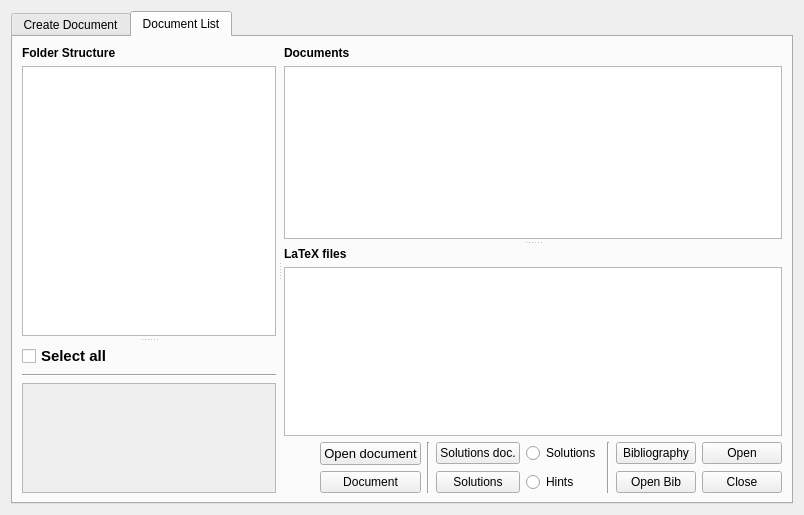
Qt form datatex/notesdocuments.ui (CSMathematics/DataTex) before a commit.
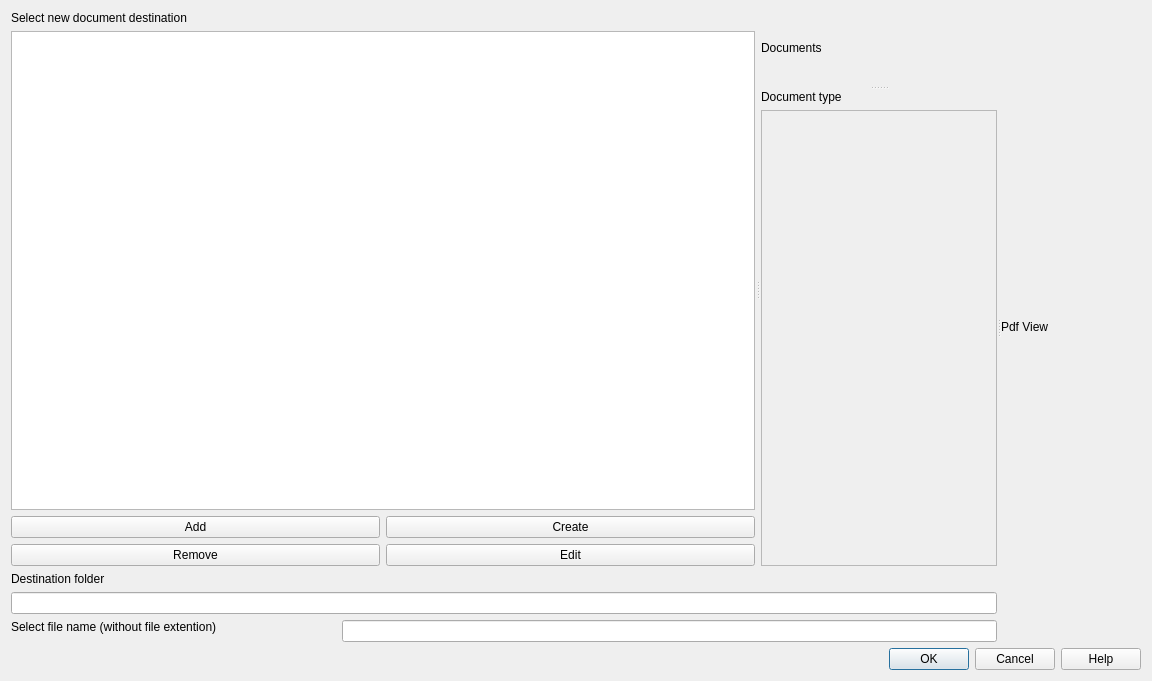
The same form after that commit. Icons and pictures are not drawn. Custom widgets are drawn as their Qt base class.

What changed in the file:
```diff
--- a/datatex/notesdocuments.ui
+++ b/datatex/notesdocuments.ui
@@ -6,8 +6,8 @@
    <rect>
     <x>0</x>
     <y>0</y>
-    <width>804</width>
-    <height>515</height>
+    <width>1152</width>
+    <height>681</height>
    </rect>
   </property>
   <property name="windowTitle">
@@ -17,103 +17,37 @@
    <iconset>
     <normaloff>:/images/pdf.png</normaloff>:/images/pdf.png</iconset>
   </property>
-  <layout class="QGridLayout" name="gridLayout_7">
+  <layout class="QGridLayout" name="gridLayout">
    <item row="0" column="0">
-    <widget class="QTabWidget" name="tabWidget">
-     <property name="currentIndex">
-      <number>1</number>
+    <widget class="QSplitter" name="splitter_3">
+     <property name="orientation">
+      <enum>Qt::Horizontal</enum>
      </property>
-     <widget class="QWidget" name="tab_2">
-      <attribute name="title">
-       <string>Create Document</string>
-      </attribute>
-      <layout class="QGridLayout" name="gridLayout_6">
-       <item row="0" column="0">
-        <layout class="QGridLayout" name="gridLayout_5">
-         <item row="0" column="0">
-          <layout class="QGridLayout" name="gridLayout_3">
-           <property name="verticalSpacing">
-            <number>2</number>
-           </property>
-           <item row="1" column="4" colspan="2">
-            <widget class="QTableWidget" name="SubsubFolderTable"/>
-           </item>
-           <item row="3" column="5">
-            <widget class="QPushButton" name="CreateSubsubButton">
-             <property name="text">
-              <string>Create</string>
-             </property>
-             <property name="icon">
-              <iconset resource="../images.qrc">
-               <normaloff>:/images/folder-new-2.svg</normaloff>:/images/folder-new-2.svg</iconset>
-             </property>
-            </widget>
-           </item>
-           <item row="3" column="2">
-            <widget class="QPushButton" name="AddSubButton">
-             <property name="text">
-              <string>Add</string>
-             </property>
-             <property name="icon">
-              <iconset resource="../images.qrc">
-               <normaloff>:/images/document-open-data.svg</normaloff>:/images/document-open-data.svg</iconset>
-             </property>
-            </widget>
-           </item>
-           <item row="0" column="0" colspan="2">
+     <widget class="QWidget" name="layoutWidget">
+      <layout class="QVBoxLayout" name="verticalLayout_7">
+       <item>
+        <widget class="QSplitter" name="splitter_2">
+         <property name="orientation">
+          <enum>Qt::Horizontal</enum>
+         </property>
+         <property name="handleWidth">
+          <number>6</number>
+         </property>
+         <widget class="QWidget" name="layoutWidget">
+          <layout class="QVBoxLayout" name="verticalLayout_3">
+           <item>
             <widget class="QLabel" name="label_2">
-             <property name="font">
-              <font>
-               <weight>75</weight>
-               <bold>true</bold>
-              </font>
-             </property>
              <property name="text">
-              <string>Basic folders</string>
+              <string>Select new document destination</string>
              </property>
             </widget>
            </item>
-           <item row="2" column="4" colspan="2">
-            <widget class="QCheckBox" name="SubsubCheck">
-             <property name="text">
-              <string>Add 3rd level</string>
-             </property>
-            </widget>
+           <item>
+            <widget class="QTreeView" name="FoldersStructureView"/>
            </item>
-           <item row="4" column="2">
-            <widget class="QPushButton" name="RemSubButton">
-             <property name="text">
-              <string>Remove</string>
-             </property>
-             <property name="icon">
-              <iconset resource="../images.qrc">
-               <normaloff>:/images/list-remove.svg</normaloff>:/images/list-remove.svg</iconset>
-             </property>
-            </widget>
-           </item>
-           <item row="4" column="3">
-            <widget class="QPushButton" name="EditSubButton">
-             <property name="text">
-              <string>Edit</string>
-             </property>
-             <property name="icon">
-              <iconset resource="../images.qrc">
-               <normaloff>:/images/document-edit.svg</normaloff>:/images/document-edit.svg</iconset>
-             </property>
-            </widget>
-           </item>
-           <item row="3" column="0">
-            <widget class="QPushButton" name="AddBasicButton">
-             <property name="text">
-              <string>Add</string>
-             </property>
-             <property name="icon">
-              <iconset resource="../images.qrc">
-               <normaloff>:/images/document-open-data.svg</normaloff>:/images/document-open-data.svg</iconset>
-             </property>
-            </widget>
-           </item>
-           <item row="4" column="0">
+           <item>
+            <layout class="QGridLayout" name="gridLayout_3">
+             <item row="1" column="0">
             <widget class="QPushButton" name="RemBasicButton">
              <property name="text">
               <string>Remove</string>
@@ -124,83 +58,7 @@
              </property>
             </widget>
            </item>
-           <item row="0" column="2" colspan="2">
-            <widget class="QLabel" name="label_3">
-             <property name="font">
-              <font>
-               <weight>75</weight>
-               <bold>true</bold>
-              </font>
-             </property>
-             <property name="text">
-              <string>Subfolders</string>
-             </property>
-            </widget>
-           </item>
-           <item row="0" column="4" colspan="2">
-            <widget class="QLabel" name="label_4">
-             <property name="font">
-              <font>
-               <weight>75</weight>
-               <bold>true</bold>
-              </font>
-             </property>
-             <property name="text">
-              <string>Subsubfolders</string>
-             </property>
-            </widget>
-           </item>
-           <item row="1" column="2" rowspan="2" colspan="2">
-            <widget class="QTableWidget" name="SubFolderTable"/>
-           </item>
-           <item row="4" column="4">
-            <widget class="QPushButton" name="RemSubsubButton">
-             <property name="text">
-              <string>Remove</string>
-             </property>
-             <property name="icon">
-              <iconset resource="../images.qrc">
-               <normaloff>:/images/list-remove.svg</normaloff>:/images/list-remove.svg</iconset>
-             </property>
-            </widget>
-           </item>
-           <item row="4" column="1">
-            <widget class="QPushButton" name="EditBasicButton">
-             <property name="text">
-              <string>Edit</string>
-             </property>
-             <property name="icon">
-              <iconset resource="../images.qrc">
-               <normaloff>:/images/document-edit.svg</normaloff>:/images/document-edit.svg</iconset>
-             </property>
-            </widget>
-           </item>
-           <item row="1" column="0" rowspan="2" colspan="2">
-            <widget class="QTableWidget" name="BasicFoldersTable"/>
-           </item>
-           <item row="3" column="4">
-            <widget class="QPushButton" name="AddSubsubButton">
-             <property name="text">
-              <string>Add</string>
-             </property>
-             <property name="icon">
-              <iconset resource="../images.qrc">
-               <normaloff>:/images/document-open-data.svg</normaloff>:/images/document-open-data.svg</iconset>
-             </property>
-            </widget>
-           </item>
-           <item row="4" column="5">
-            <widget class="QPushButton" name="EditSubsubButton">
-             <property name="text">
-              <string>Edit</string>
-             </property>
-             <property name="icon">
-              <iconset resource="../images.qrc">
-               <normaloff>:/images/document-edit.svg</normaloff>:/images/document-edit.svg</iconset>
-             </property>
-            </widget>
-           </item>
-           <item row="3" column="1">
+             <item row="0" column="1">
             <widget class="QPushButton" name="CreateBasicButton">
              <property name="text">
               <string>Create</string>
@@ -211,32 +69,66 @@
              </property>
             </widget>
            </item>
-           <item row="3" column="3">
-            <widget class="QPushButton" name="CreateSubButton">
+             <item row="1" column="1">
+              <widget class="QPushButton" name="EditBasicButton">
              <property name="text">
-              <string>Create</string>
+                <string>Edit</string>
              </property>
              <property name="icon">
               <iconset resource="../images.qrc">
-               <normaloff>:/images/folder-new-2.svg</normaloff>:/images/folder-new-2.svg</iconset>
+                 <normaloff>:/images/document-edit.svg</normaloff>:/images/document-edit.svg</iconset>
              </property>
             </widget>
            </item>
-          </layout>
-         </item>
-         <item row="1" column="0">
-          <layout class="QGridLayout" name="gridLayout_4">
-           <property name="verticalSpacing">
+             <item row="0" column="0">
+              <widget class="QPushButton" name="AddBasicButton">
+               <property name="text">
+                <string>Add</string>
+               </property>
+               <property name="icon">
+                <iconset resource="../images.qrc">
+                 <normaloff>:/images/document-open-data.svg</normaloff>:/images/document-open-data.svg</iconset>
+               </property>
+              </widget>
+             </item>
+            </layout>
+           </item>
+          </layout>
+         </widget>
+         <widget class="QSplitter" name="splitter">
+          <property name="orientation">
+           <enum>Qt::Vertical</enum>
+          </property>
+          <property name="handleWidth">
             <number>5</number>
            </property>
-           <item row="0" column="0" colspan="4">
-            <widget class="Line" name="line_4">
-             <property name="orientation">
-              <enum>Qt::Horizontal</enum>
+          <widget class="QWidget" name="layoutWidget_2">
+           <layout class="QVBoxLayout" name="verticalLayout_4">
+            <item>
+             <widget class="QLabel" name="label_3">
+              <property name="text">
+               <string>Documents</string>
              </property>
             </widget>
            </item>
-           <item row="4" column="0" rowspan="3">
+           </layout>
+          </widget>
+          <widget class="QWidget" name="layoutWidget_3">
+           <layout class="QVBoxLayout" name="verticalLayout">
+            <item>
+             <widget class="QLabel" name="label_8">
+              <property name="sizePolicy">
+               <sizepolicy hsizetype="Preferred" vsizetype="Fixed">
+                <horstretch>0</horstretch>
+                <verstretch>0</verstretch>
+               </sizepolicy>
+              </property>
+              <property name="text">
+               <string>Document type</string>
+              </property>
+             </widget>
+            </item>
+            <item>
             <widget class="QScrollArea" name="scrollArea">
              <property name="widgetResizable">
               <bool>true</bool>
@@ -246,13 +138,13 @@
                <rect>
                 <x>0</x>
                 <y>0</y>
-                <width>231</width>
-                <height>90</height>
-               </rect>
-              </property>
-              <layout class="QVBoxLayout" name="verticalLayout">
+                 <width>259</width>
+                 <height>230</height>
+                </rect>
+               </property>
+               <layout class="QVBoxLayout" name="verticalLayout_2">
                <item>
-                <layout class="QGridLayout" name="gridLayout">
+                 <layout class="QGridLayout" name="gridLayout_4">
                  <property name="spacing">
                   <number>4</number>
                  </property>
@@ -262,90 +154,27 @@
              </widget>
             </widget>
            </item>
-           <item row="6" column="2">
-            <widget class="QLineEdit" name="NameLine"/>
-           </item>
-           <item row="6" column="3">
-            <widget class="QDialogButtonBox" name="OkbuttonBoxFolders">
-             <property name="standardButtons">
-              <set>QDialogButtonBox::Cancel|QDialogButtonBox::Help|QDialogButtonBox::Ok</set>
-             </property>
-            </widget>
-           </item>
-           <item row="5" column="2" colspan="2">
-            <widget class="QLabel" name="Label2">
-             <property name="font">
-              <font>
-               <weight>50</weight>
-               <bold>false</bold>
-              </font>
-             </property>
-             <property name="text">
-              <string>Select file name (without file extention)</string>
-             </property>
-             <property name="alignment">
-              <set>Qt::AlignLeading|Qt::AlignLeft|Qt::AlignTop</set>
-             </property>
-             <property name="wordWrap">
-              <bool>true</bool>
-             </property>
-            </widget>
-           </item>
-           <item row="4" column="2" colspan="2">
-            <widget class="QLineEdit" name="pathline"/>
-           </item>
-           <item row="1" column="0" colspan="4">
-            <layout class="QHBoxLayout" name="horizontalLayout">
-             <item>
-              <widget class="QCheckBox" name="CreatePdfCheckbox">
-               <property name="text">
-                <string>Create Document</string>
-               </property>
+           </layout>
+          </widget>
+         </widget>
               </widget>
              </item>
              <item>
-              <widget class="QCheckBox" name="InsertFilesCheckBox">
-               <property name="text">
+        <layout class="QGridLayout" name="gridLayout_2">
+         <item row="0" column="2">
+          <widget class="Switch" name="InsertFilesCheckBox" native="true">
+           <property name="text" stdset="0">
                 <string>Insert files to the new document</string>
                </property>
               </widget>
              </item>
-             <item>
-              <spacer name="horizontalSpacer">
-               <property name="orientation">
-                <enum>Qt::Horizontal</enum>
-               </property>
-               <property name="sizeHint" stdset="0">
-                <size>
-                 <width>40</width>
-                 <height>20</height>
-                </size>
-               </property>
-              </spacer>
-             </item>
-            </layout>
-           </item>
-           <item row="2" column="0" colspan="4">
-            <widget class="Line" name="line_3">
-             <property name="orientation">
-              <enum>Qt::Horizontal</enum>
-             </property>
-            </widget>
-           </item>
-           <item row="4" column="1" rowspan="3">
-            <widget class="Line" name="line_5">
-             <property name="orientation">
-              <enum>Qt::Vertical</enum>
-             </property>
-            </widget>
-           </item>
-           <item row="3" column="2">
+         <item row="0" column="0" colspan="2">
             <widget class="QLabel" name="FolderLabel">
-             <property name="font">
-              <font>
-               <weight>75</weight>
-               <bold>true</bold>
-              </font>
+           <property name="sizePolicy">
+            <sizepolicy hsizetype="Preferred" vsizetype="Fixed">
+             <horstretch>0</horstretch>
+             <verstretch>0</verstretch>
+            </sizepolicy>
              </property>
              <property name="text">
               <string>Destination folder</string>
@@ -358,389 +187,73 @@
              </property>
             </widget>
            </item>
-           <item row="3" column="0">
-            <widget class="QLabel" name="label_7">
+         <item row="1" column="0" colspan="3">
+          <widget class="QLineEdit" name="pathline"/>
+         </item>
+         <item row="2" column="0">
+          <widget class="QLabel" name="Label2">
+           <property name="sizePolicy">
+            <sizepolicy hsizetype="Preferred" vsizetype="Fixed">
+             <horstretch>0</horstretch>
+             <verstretch>0</verstretch>
+            </sizepolicy>
+           </property>
              <property name="font">
               <font>
-               <weight>75</weight>
-               <bold>true</bold>
+             <weight>50</weight>
+             <bold>false</bold>
               </font>
              </property>
              <property name="text">
-              <string>Document type</string>
-             </property>
-            </widget>
-           </item>
-          </layout>
+            <string>Select file name (without file extention)</string>
+           </property>
+           <property name="alignment">
+            <set>Qt::AlignLeading|Qt::AlignLeft|Qt::AlignTop</set>
+           </property>
+           <property name="wordWrap">
+            <bool>true</bool>
+           </property>
+          </widget>
+         </item>
+         <item row="2" column="1" colspan="2">
+          <widget class="QLineEdit" name="NameLine"/>
          </item>
         </layout>
        </item>
       </layout>
      </widget>
-     <widget class="QWidget" name="tab">
-      <attribute name="title">
-       <string>Document List</string>
-      </attribute>
-      <layout class="QGridLayout" name="gridLayout_17">
-       <item row="0" column="0">
-        <widget class="QSplitter" name="splitter_3">
-         <property name="orientation">
-          <enum>Qt::Horizontal</enum>
-         </property>
-         <property name="handleWidth">
-          <number>8</number>
-         </property>
-         <widget class="QWidget" name="gridLayoutWidget">
-          <layout class="QGridLayout" name="gridLayout_12">
-           <item row="0" column="0">
-            <widget class="QSplitter" name="splitter_2">
-             <property name="orientation">
-              <enum>Qt::Vertical</enum>
-             </property>
-             <property name="handleWidth">
-              <number>8</number>
-             </property>
              <widget class="QWidget" name="layoutWidget">
-              <layout class="QGridLayout" name="gridLayout_11">
-               <item row="1" column="0">
-                <widget class="QListWidget" name="FolderStructure">
-                 <property name="sizePolicy">
-                  <sizepolicy hsizetype="Preferred" vsizetype="Expanding">
-                   <horstretch>0</horstretch>
-                   <verstretch>0</verstretch>
-                  </sizepolicy>
-                 </property>
-                </widget>
-               </item>
-               <item row="0" column="0">
+      <layout class="QVBoxLayout" name="verticalLayout_6">
+       <item>
                 <widget class="QLabel" name="label">
-                 <property name="font">
-                  <font>
-                   <weight>75</weight>
-                   <bold>true</bold>
-                  </font>
-                 </property>
                  <property name="text">
-                  <string>Folder Structure</string>
+          <string>Pdf View</string>
                  </property>
                 </widget>
                </item>
-              </layout>
-             </widget>
-             <widget class="QWidget" name="layoutWidget">
-              <layout class="QGridLayout" name="gridLayout_9">
-               <item row="0" column="0">
-                <widget class="QCheckBox" name="CheckEpiloghOlwn">
-                 <property name="font">
-                  <font>
-                   <pointsize>11</pointsize>
-                   <weight>75</weight>
-                   <bold>true</bold>
-                  </font>
-                 </property>
-                 <property name="text">
-                  <string>Select all</string>
-                 </property>
-                </widget>
-               </item>
-               <item row="1" column="0">
-                <widget class="Line" name="line_2">
-                 <property name="orientation">
-                  <enum>Qt::Horizontal</enum>
-                 </property>
-                </widget>
-               </item>
-               <item row="2" column="0">
-                <widget class="QScrollArea" name="scrollArea_2">
-                 <property name="sizePolicy">
-                  <sizepolicy hsizetype="Preferred" vsizetype="Expanding">
-                   <horstretch>0</horstretch>
-                   <verstretch>0</verstretch>
-                  </sizepolicy>
-                 </property>
-                 <property name="widgetResizable">
-                  <bool>true</bool>
-                 </property>
-                 <property name="alignment">
-                  <set>Qt::AlignLeading|Qt::AlignLeft|Qt::AlignVCenter</set>
-                 </property>
-                 <widget class="QWidget" name="scrollAreaWidgetContents_2">
-                  <property name="geometry">
-                   <rect>
-                    <x>0</x>
-                    <y>0</y>
-                    <width>174</width>
-                    <height>117</height>
-                   </rect>
-                  </property>
-                  <layout class="QVBoxLayout" name="verticalLayout_2">
                    <item>
-                    <layout class="QGridLayout" name="gridLayout_2">
-                     <property name="verticalSpacing">
-                      <number>4</number>
-                     </property>
-                    </layout>
+        <layout class="QVBoxLayout" name="verticalLayout_5"/>
                    </item>
                   </layout>
                  </widget>
-                </widget>
-               </item>
-              </layout>
-             </widget>
-            </widget>
-           </item>
-          </layout>
-         </widget>
-         <widget class="QWidget" name="gridLayoutWidget_2">
-          <layout class="QGridLayout" name="gridLayout_15">
-           <item row="0" column="0">
-            <widget class="QSplitter" name="splitter">
-             <property name="orientation">
-              <enum>Qt::Vertical</enum>
-             </property>
-             <property name="handleWidth">
-              <number>8</number>
-             </property>
-             <widget class="QWidget" name="layoutWidget">
-              <layout class="QGridLayout" name="gridLayout_8">
-               <item row="0" column="0">
-                <widget class="QLabel" name="label_6">
-                 <property name="font">
-                  <font>
-                   <weight>75</weight>
-                   <bold>true</bold>
-                  </font>
-                 </property>
-                 <property name="text">
-                  <string>Documents</string>
-                 </property>
                 </widget>
                </item>
                <item row="1" column="0">
-                <widget class="QTableWidget" name="DocumentTable"/>
-               </item>
-              </layout>
-             </widget>
-             <widget class="QWidget" name="layoutWidget">
-              <layout class="QGridLayout" name="gridLayout_10">
-               <item row="2" column="0">
-                <layout class="QGridLayout" name="gridLayout_16">
-                 <item row="1" column="10">
-                  <widget class="QDialogButtonBox" name="OkButtonBox">
-                   <property name="sizePolicy">
-                    <sizepolicy hsizetype="Fixed" vsizetype="Ignored">
-                     <horstretch>0</horstretch>
-                     <verstretch>0</verstretch>
-                    </sizepolicy>
-                   </property>
-                   <property name="sizeIncrement">
-                    <size>
-                     <width>0</width>
-                     <height>0</height>
-                    </size>
-                   </property>
-                   <property name="baseSize">
-                    <size>
-                     <width>0</width>
-                     <height>0</height>
-                    </size>
-                   </property>
-                   <property name="layoutDirection">
-                    <enum>Qt::LeftToRight</enum>
-                   </property>
-                   <property name="orientation">
-                    <enum>Qt::Horizontal</enum>
-                   </property>
+    <widget class="QDialogButtonBox" name="OkbuttonBoxFolders">
                    <property name="standardButtons">
-                    <set>QDialogButtonBox::Close</set>
+      <set>QDialogButtonBox::Cancel|QDialogButtonBox::Help|QDialogButtonBox::Ok</set>
                    </property>
                   </widget>
                  </item>
-                 <item row="0" column="10">
-                  <widget class="QPushButton" name="OpenFolderButton">
-                   <property name="sizePolicy">
-                    <sizepolicy hsizetype="Preferred" vsizetype="Fixed">
-                     <horstretch>0</horstretch>
-                     <verstretch>0</verstretch>
-                    </sizepolicy>
-                   </property>
-                   <property name="text">
-                    <string>Open</string>
-                   </property>
-                   <property name="icon">
-                    <iconset resource="../images.qrc">
-                     <normaloff>:/images/document-open-data.svg</normaloff>:/images/document-open-data.svg</iconset>
-                   </property>
-                   <property name="iconSize">
-                    <size>
-                     <width>21</width>
-                     <height>21</height>
-                    </size>
-                   </property>
-                  </widget>
-                 </item>
-                 <item row="0" column="4">
-                  <widget class="QPushButton" name="OpenTexButton">
-                   <property name="sizePolicy">
-                    <sizepolicy hsizetype="Preferred" vsizetype="Fixed">
-                     <horstretch>0</horstretch>
-                     <verstretch>0</verstretch>
-                    </sizepolicy>
-                   </property>
-                   <property name="font">
-                    <font>
-                     <pointsize>10</pointsize>
-                     <weight>50</weight>
-                     <bold>false</bold>
-                    </font>
-                   </property>
-                   <property name="text">
-                    <string>Open document</string>
-                   </property>
-                   <property name="icon">
-                    <iconset resource="../images.qrc">
-                     <normaloff>:/images/texfile.svgz</normaloff>:/images/texfile.svgz</iconset>
-                   </property>
-                  </widget>
-                 </item>
-                 <item row="0" column="0" rowspan="2">
-                  <spacer name="horizontalSpacer_2">
-                   <property name="orientation">
-                    <enum>Qt::Horizontal</enum>
-                   </property>
-                   <property name="sizeHint" stdset="0">
-                    <size>
-                     <width>40</width>
-                     <height>20</height>
-                    </size>
-                   </property>
-                  </spacer>
-                 </item>
-                 <item row="1" column="6">
-                  <widget class="QPushButton" name="SolutionPdfButton">
-                   <property name="sizePolicy">
-                    <sizepolicy hsizetype="Preferred" vsizetype="Fixed">
-                     <horstretch>0</horstretch>
-                     <verstretch>0</verstretch>
-                    </sizepolicy>
-                   </property>
-                   <property name="text">
-                    <string>Solutions</string>
-                   </property>
-                   <property name="icon">
-                    <iconset resource="../images.qrc">
-                     <normaloff>:/images/pdf.svg</normaloff>:/images/pdf.svg</iconset>
-                   </property>
-                  </widget>
-                 </item>
-                 <item row="0" column="5" rowspan="2">
-                  <widget class="Line" name="line">
-                   <property name="orientation">
-                    <enum>Qt::Vertical</enum>
-                   </property>
-                  </widget>
-                 </item>
-                 <item row="1" column="4">
-                  <widget class="QPushButton" name="OpenPdfButton">
-                   <property name="sizePolicy">
-                    <sizepolicy hsizetype="Preferred" vsizetype="Fixed">
-                     <horstretch>0</horstretch>
-                     <verstretch>0</verstretch>
-                    </sizepolicy>
-                   </property>
-                   <property name="text">
-                    <string>Document</string>
-                   </property>
-                   <property name="icon">
-                    <iconset resource="../images.qrc">
-                     <normaloff>:/images/pdf.svg</normaloff>:/images/pdf.svg</iconset>
-                   </property>
-                  </widget>
-                 </item>
-                 <item row="1" column="7">
-                  <widget class="QRadioButton" name="HintRadioButton">
-                   <property name="text">
-                    <string>Hints</string>
-                   </property>
-                  </widget>
-                 </item>
-                 <item row="0" column="8" rowspan="2">
-                  <widget class="Line" name="line_6">
-                   <property name="orientation">
-                    <enum>Qt::Vertical</enum>
-                   </property>
-                  </widget>
-                 </item>
-                 <item row="0" column="7">
-                  <widget class="QRadioButton" name="SolutionRadioButton">
-                   <property name="text">
-                    <string>Solutions</string>
-                   </property>
-                  </widget>
-                 </item>
-                 <item row="0" column="6">
-                  <widget class="QPushButton" name="SolutionTexButton">
-                   <property name="sizePolicy">
-                    <sizepolicy hsizetype="Preferred" vsizetype="Fixed">
-                     <horstretch>0</horstretch>
-                     <verstretch>0</verstretch>
-                    </sizepolicy>
-                   </property>
-                   <property name="text">
-                    <string>Solutions doc.</string>
-                   </property>
-                  </widget>
-                 </item>
-                 <item row="0" column="9">
-                  <widget class="QPushButton" name="pushButton">
-                   <property name="text">
-                    <string>Bibliography</string>
-                   </property>
-                   <property name="icon">
-                    <iconset resource="../images.qrc">
-                     <normaloff>:/images/address-book-new.svg</normaloff>:/images/address-book-new.svg</iconset>
-                   </property>
-                  </widget>
-                 </item>
-                 <item row="1" column="9">
-                  <widget class="QPushButton" name="pushButton_2">
-                   <property name="text">
-                    <string>Open Bib</string>
-                   </property>
-                  </widget>
-                 </item>
-                </layout>
-               </item>
-               <item row="1" column="0">
-                <widget class="QTableView" name="TexFileTable"/>
-               </item>
-               <item row="0" column="0">
-                <widget class="QLabel" name="label_8">
-                 <property name="font">
-                  <font>
-                   <weight>75</weight>
-                   <bold>true</bold>
-                  </font>
-                 </property>
-                 <property name="text">
-                  <string>LaTeX files</string>
-                 </property>
-                </widget>
-               </item>
-              </layout>
-             </widget>
-            </widget>
-           </item>
-          </layout>
-         </widget>
-        </widget>
-       </item>
-      </layout>
-     </widget>
-    </widget>
-   </item>
-  </layout>
- </widget>
+  </layout>
+ </widget>
+ <customwidgets>
+  <customwidget>
+   <class>Switch</class>
+   <extends>QWidget</extends>
+   <header location="global">switch.h</header>
+  </customwidget>
+ </customwidgets>
  <resources>
   <include location="../images.qrc"/>
  </resources>
```
Left out of the diff: 35 changed lines with no effect on the pictures. Lines whose indentation alone changed are shown as unchanged.
